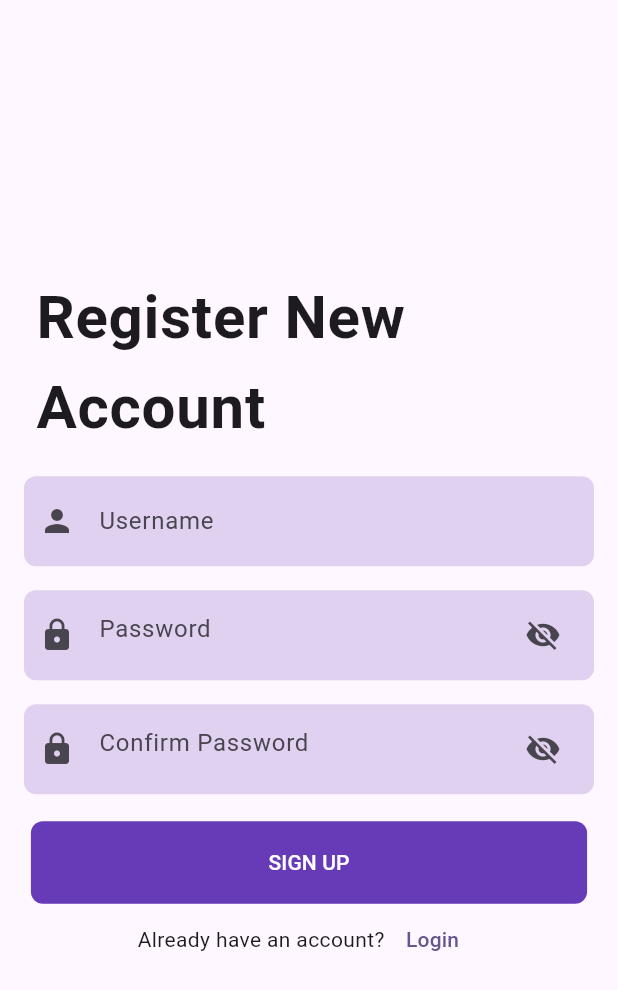
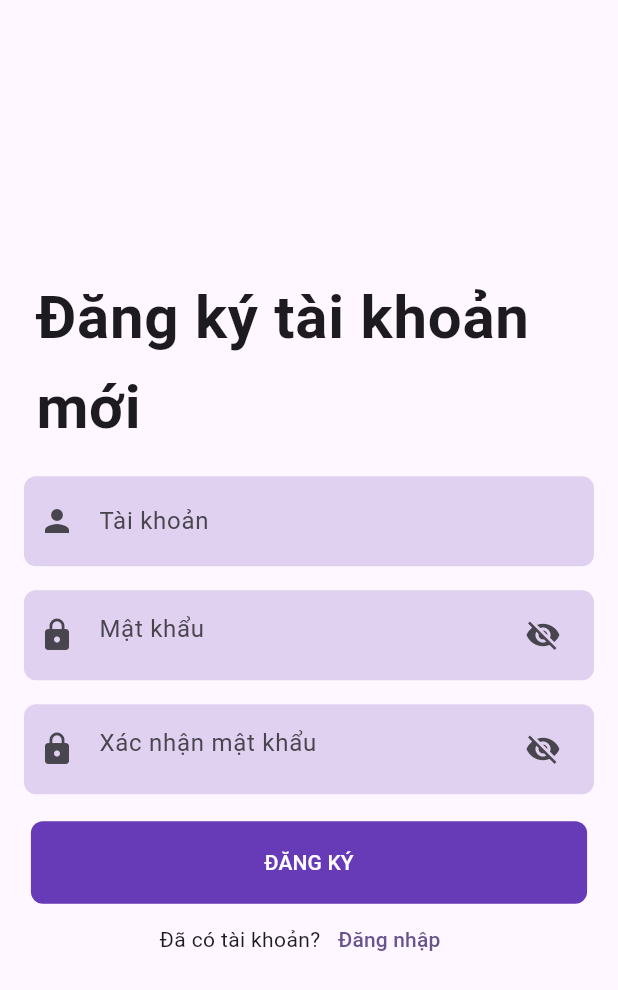
Before and after one commit to muangau107/myapp, a Flutter app: the SignUp screen opened directly, on a phone screen of 412 x 824 dp. Shown: the top 990 px of the screen. Run offline on Flutter 3.47's test engine with Material 3 defaults, Android fonts, the phone set to English and light mode, and no system bars; our stand-ins replace sqflite; accounts and stored records are empty.

Commit message:
fix run wweb

```diff
--- a/myapp/lib/Authtentication/login.dart
+++ b/myapp/lib/Authtentication/login.dart
@@ -76,14 +76,14 @@ class _LoginScreenState extends State<LoginScreen> {
                       controller: username,
                       validator: (value) {
                         if (value!.isEmpty) {
-                          return "username is required";
+                          return "Vui lòng nhập tài khoản";
                         }
                         return null;
                       },
                       decoration: const InputDecoration(
                         icon: Icon(Icons.person),
                         border: InputBorder.none,
-                        hintText: "Username",
+                        hintText: "Tài khoản",
                       ),
                     ),
                   ),
@@ -100,7 +100,7 @@ class _LoginScreenState extends State<LoginScreen> {
                       controller: password,
                       validator: (value) {
                         if (value!.isEmpty) {
-                          return "password is required";
+                          return "Vui lòng nhập mật khẩu";
                         }
                         return null;
                       },
@@ -108,7 +108,7 @@ class _LoginScreenState extends State<LoginScreen> {
                       decoration: InputDecoration(
                           icon: const Icon(Icons.lock),
                           border: InputBorder.none,
-                          hintText: "Password",
+                          hintText: "Mật khẩu",
                           suffixIcon: IconButton(
                               onPressed: () {
                                 //In here we will create a click to show and hide the password a toggle button
@@ -142,7 +142,7 @@ class _LoginScreenState extends State<LoginScreen> {
                           }
                         },
                         child: const Text(
-                          "LOGIN",
+                          "ĐĂNG NHẬP",
                           style: TextStyle(color: Colors.white),
                         )),
                   ),
@@ -151,7 +151,7 @@ class _LoginScreenState extends State<LoginScreen> {
                   Row(
                     mainAxisAlignment: MainAxisAlignment.center,
                     children: [
-                      const Text("Don't have an account?"),
+                      const Text("Không có tài khoản?"),
                       TextButton(
                           onPressed: () {
                             //Navigate to sign up
@@ -160,14 +160,14 @@ class _LoginScreenState extends State<LoginScreen> {
                                 MaterialPageRoute(
                                     builder: (context) => const SignUp()));
                           },
-                          child: const Text("SIGN UP"))
+                          child: const Text("Đăng ký"))
                     ],
                   ),
 
                   // We will disable this message in default, when user and pass is incorrect we will trigger this message to user
                   isLoginTrue
                       ? const Text(
-                          "Username or passowrd is incorrect",
+                          "Tên người dùng hoặc mật khẩu không chính xác",
                           style: TextStyle(color: Colors.red),
                         )
                       : const SizedBox(),
--- a/myapp/lib/Authtentication/signup.dart
+++ b/myapp/lib/Authtentication/signup.dart
@@ -33,20 +33,20 @@ class _SignUpState extends State<SignUp> {
                 children: [
                   const ListTile(
                     title: Text(
-                      "Register New Account",
+                      "Đăng ký tài khoản mới",
                       style:
                           TextStyle(fontSize: 40, fontWeight: FontWeight.bold),
                     ),
                   ),
 
                   // Username Field
-                  buildInputField("Username", username, Icons.person),
+                  buildInputField("Tài khoản", username, Icons.person),
 
                   // Password Field
-                  buildPasswordField("Password", password),
+                  buildPasswordField("Mật khẩu", password),
 
                   // Confirm Password Field
-                  buildPasswordField("Confirm Password", confirmPassword),
+                  buildPasswordField("Xác nhận mật khẩu", confirmPassword),
 
                   const SizedBox(height: 10),
 
@@ -84,9 +84,8 @@ onPressed: () async {
                           }
                         }
                       },
-
                       child: const Text(
-                        "SIGN UP",
+                        "ĐĂNG KÝ",
                         style: TextStyle(color: Colors.white),
                       ),
                     ),
@@ -96,7 +95,7 @@ onPressed: () async {
                   Row(
                     mainAxisAlignment: MainAxisAlignment.center,
                     children: [
-                      const Text("Already have an account?"),
+                      const Text("Đã có tài khoản?"),
                       TextButton(
                         onPressed: () {
                           Navigator.push(
@@ -105,7 +104,7 @@ onPressed: () async {
                                 builder: (context) => const LoginScreen()),
                           );
                         },
-                        child: const Text("Login"),
+                        child: const Text("Đăng nhập"),
                       )
                     ],
                   ),
@@ -132,7 +131,7 @@ onPressed: () async {
         controller: controller,
         validator: (value) {
           if (value == null || value.isEmpty) {
-            return "$hint is required";
+            return "$hint là bắt buộc";
           }
           return null;
         },
@@ -158,7 +157,7 @@ onPressed: () async {
         controller: controller,
         validator: (value) {
           if (value == null || value.isEmpty) {
-            return "$hint is required";
+            return "$hint là bắt buộc";
           }
           if (hint == "Confirm Password" && password.text != value) {
             return "Passwords don't match";
--- a/myapp/pubspec.yaml
+++ b/myapp/pubspec.yaml
@@ -11,11 +11,12 @@ environment:
 dependencies:
   flutter:
     sdk: flutter
-
   english_words: ^4.0.0
   provider: ^6.0.0
   cupertino_icons: ^1.0.2
   sqflite: ^2.3.0
+  sqflite_common_ffi: ^2.3.2
+  sqflite_common_ffi_web: ^0.3.2+1
   path: ^1.8.3
   intl: ^0.18.1
   path_provider: ^2.1.1
```
Also changed, not shown: myapp/lib/SQLite/sqlite.dart (line endings or trailing spaces), myapp/pubspec.lock, 3 other files. Lines whose indentation alone changed are shown as unchanged.
